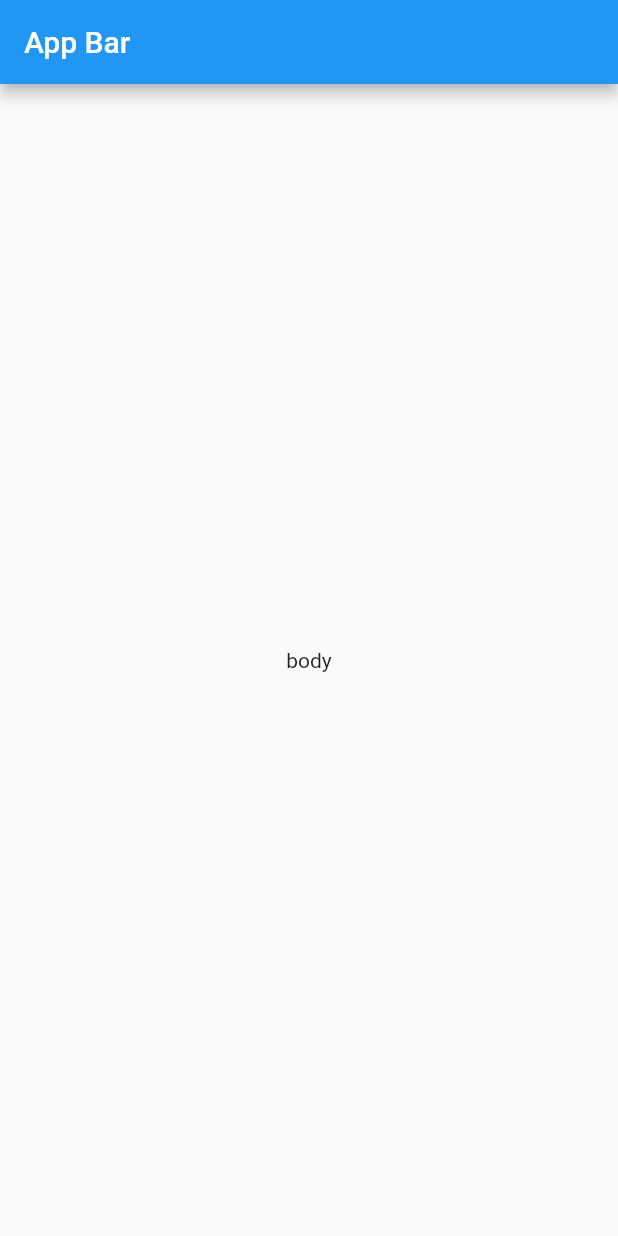
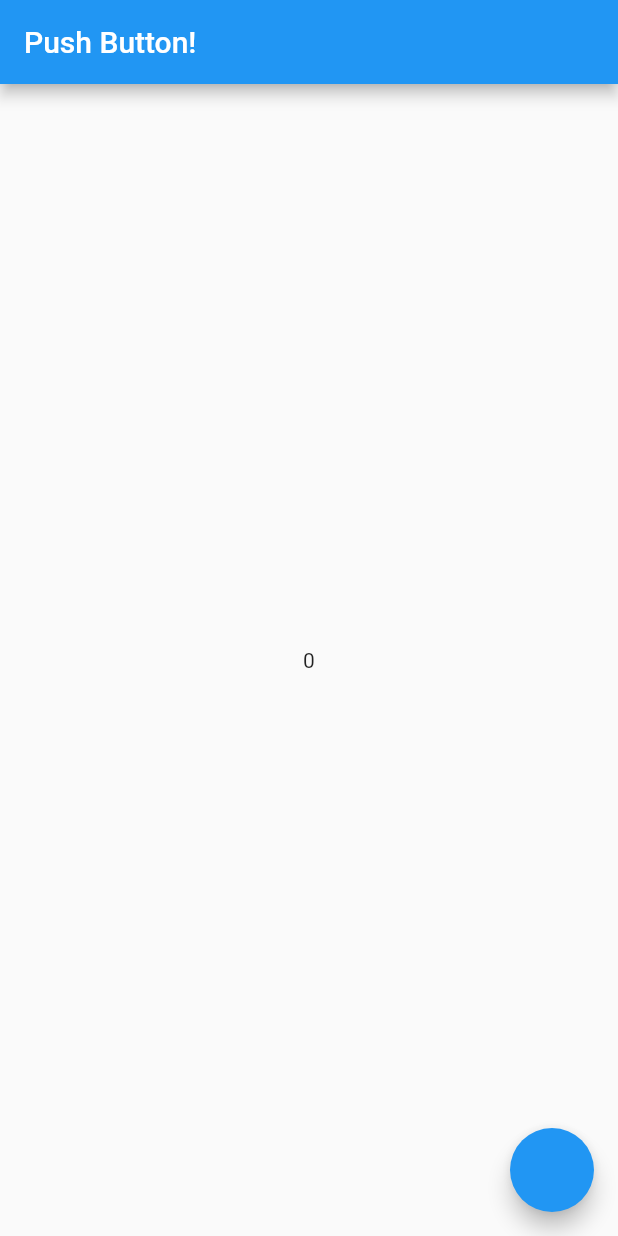
Before and after one commit to funakoshi-dev/Flutter-FirstTutorial, a Flutter app: the screen it shows after launch, on a phone screen of 412 x 824 dp. Run offline on Flutter 3.47's test engine with Material 2 defaults, Android fonts, the phone set to English and light mode, and no system bars.

Commit message:
Squashed commit of the following:
commit 4ab6543691b4c26f56ef2e42a7ad089e7609dda5
Author: funakoshi-dev <funakoshi.dev@gmail.com>
Date:   Mon Oct 18 22:35:15 2021 +0900

    3-2 done

```diff
--- a/lib/main.dart
+++ b/lib/main.dart
@@ -1,26 +1,32 @@
 import 'package:flutter/material.dart';
 
 void main() {
-  runApp(MyApp());
+  runApp(MaterialApp(home: MyApp()));
 }
 
-class MyApp extends StatelessWidget{  //1層（土台）
-  @override //親クラスのメソッド上書き
-  Widget build(BuildContext context){ //BuildContext = Element
-                                      //Elementは画面描画用の情報をもつ
-    return MaterialApp( //2層
-      home:Scaffold(  //3層
-        appBar: AppBar( //4層
-          title: Text("App Bar"),
+class MyApp extends StatefulWidget{
+
+  @override
+  _MyWidgetState createState() => _MyWidgetState();
+
+}
+
+class _MyWidgetState extends State {
+
+  int _counter = 0;
+  void _incrementCounter(){
+    setState(() => _counter++);
+  }
+
+  @override
+  Widget build(BuildContext context) {
+    return Scaffold(
+      appBar: AppBar(title: Text("Push Button!")),
+      body: Center(child: Text("$_counter")),
+      floatingActionButton: FloatingActionButton(
+        onPressed: _incrementCounter,
         ),
-        body: Center( //4層
-          child: Text("body"),
-        ),
-      )
     );
   }
+
 }
-// 1. 起動時に最初に呼び出されるのは、main関数。
-// 2. main関数からrunApp関数を呼び出すことで、アプリが実行される。
-// 3. runApp関数に引数で指定した、StatelessWidgetを継承したクラスがアプリ本体のUIとなる。
-// 4. StatelessWidgetを継承したクラスには、build関数を用意し、MaterialAppインスタンスを返す
```
